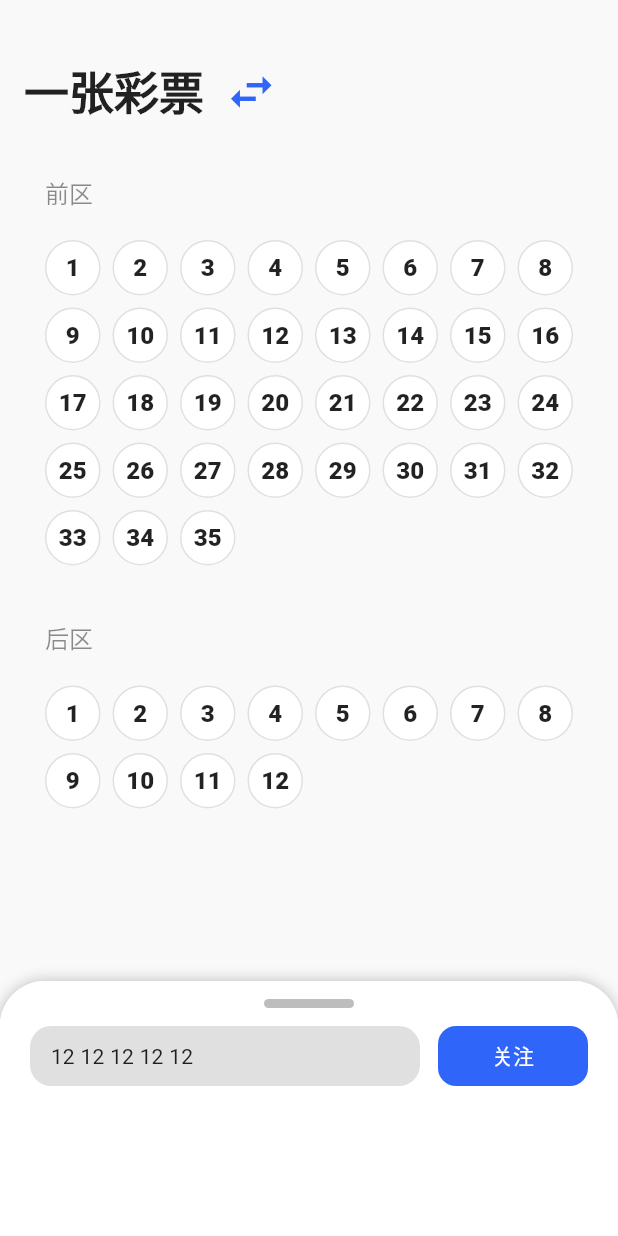
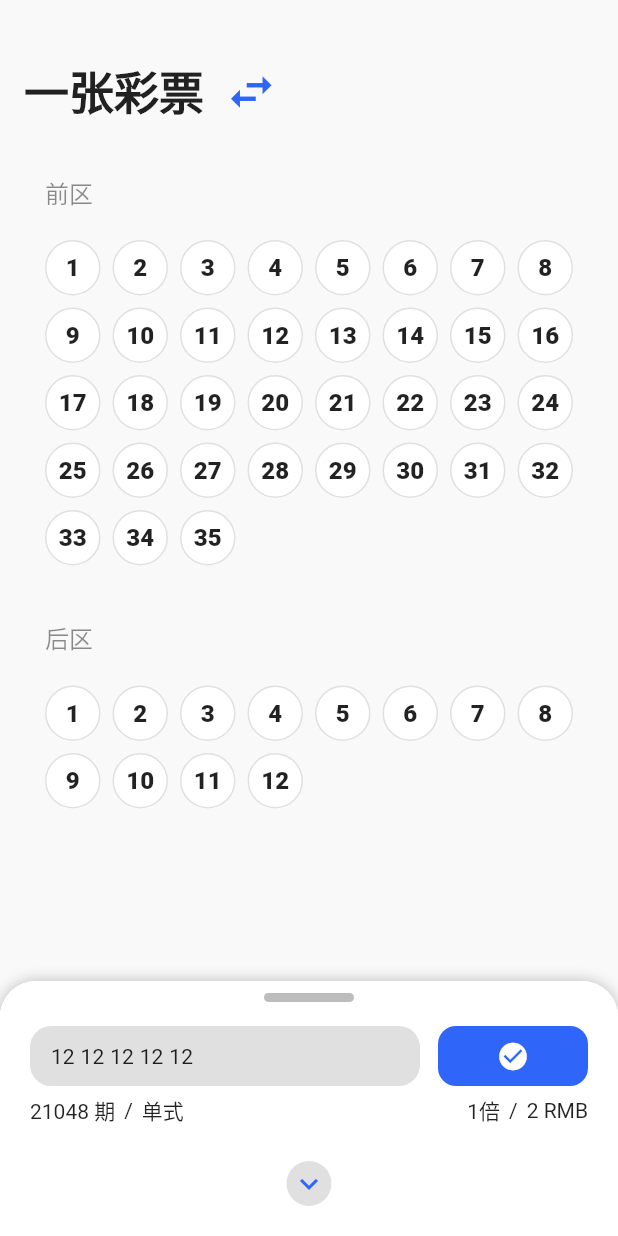
Before and after one commit to ShookLyngs/lyngs-donator, a Flutter app: the screen it shows after launch, on a phone screen of 412 x 824 dp. Run offline on Flutter 3.47's test engine with Material 2 defaults, Android fonts, the light colour scheme and no system bars; drawn by our look-alikes of sliding_up_panel; our stand-ins replace get.

Commit message:
update(view/generate).

```diff
--- a/lib/pages/generate/generate.dart
+++ b/lib/pages/generate/generate.dart
@@ -29,6 +29,7 @@ class GeneratePage extends StatelessWidget {
       backdropEnabled: true,
       backdropOpacity: 0.3,
       borderRadius: state.wrapBorderRadius,
+      controller: state.panelController,
       // Widgets
       body: GenerateBody(),
       collapsed: GeneratePanelCollapsed(),
--- a/lib/pages/generate/generate_panel_collapsed.dart
+++ b/lib/pages/generate/generate_panel_collapsed.dart
@@ -6,12 +6,18 @@ class GeneratePanelCollapsed extends GetxWidget<GeneratePageState> {
   Widget build(BuildContext context) {
     return ClipRRect(
       borderRadius: state.wrapBorderRadius,
+      child: SafeArea(
+        top: false,
+        left: false,
+        right: false,
         child: Container(
           color: Colors.white,
           padding: const EdgeInsets.symmetric(horizontal: 20),
           child: Column(children: [
+            // Indicator
+            const SizedBox(height: 8),
             SizedBox(
-            height: 30,
+              height: 6,
               child: Center(child: SizedBox(
                 width: 60,
                 height: 6,
@@ -23,6 +29,9 @@ class GeneratePanelCollapsed extends GetxWidget<GeneratePageState> {
                 ),
               ))
             ),
+            const SizedBox(height: 16),
+
+            // Balls, and subscribe button
             Row(children: [
               Expanded(
                 child: SizedBox(
@@ -74,12 +83,52 @@ class GeneratePanelCollapsed extends GetxWidget<GeneratePageState> {
                       borderRadius: BorderRadius.circular(12),
                     ),
                   ),
-                child: const Text('关注')
+                  child: Row(
+                    crossAxisAlignment: CrossAxisAlignment.center,
+                    children: [
+                      const Icon(Icons.check_circle, size: 22),
+                    ],
+                  ),
                 ),
               ),
             ]),
 
+            const SizedBox(height: 6),
+
+            // Information display
+            Row(children: [
+              const Text('21048 期'),
+              const SizedBox(width: 6),
+              const Text('/'),
+              const SizedBox(width: 6),
+              const Text('单式'),
+
+              const Spacer(),
+
+              const Text('1倍'),
+              const SizedBox(width: 6),
+              const Text('/'),
+              const SizedBox(width: 6),
+              const Text('2 RMB'),
             ]),
+
+
+            const Spacer(),
+            const SizedBox(height: 6),
+
+            // Bottom indicator
+            const Center(child: SizedBox(
+              height: 30,
+              width: 30,
+              child: CircleAvatar(
+                backgroundColor: Colors.black12,
+                child: Icon(Icons.expand_more),
+              ),
+            )),
+
+            const SizedBox(height: 20),
+          ]),
+        ),
       ),
     );
   }
--- a/lib/pages/generate/generate_state.dart
+++ b/lib/pages/generate/generate_state.dart
@@ -1,3 +1,5 @@
+import 'package:sliding_up_panel/sliding_up_panel.dart';
+
 import '../../main.dart';
 
 class GeneratePageState extends GetxController {
@@ -7,10 +9,11 @@ class GeneratePageState extends GetxController {
 
   // Border radius for all outer wrappers
   final wrapBorderRadius = const BorderRadius.vertical(
-    top: Radius.circular(30),
+    top: Radius.circular(24),
   );
 
   // Panel min height
+  final panelController = PanelController();
   final panelMinHeight = 170.0;
 
   // Panel
```
Lines whose indentation alone changed are shown as unchanged.
